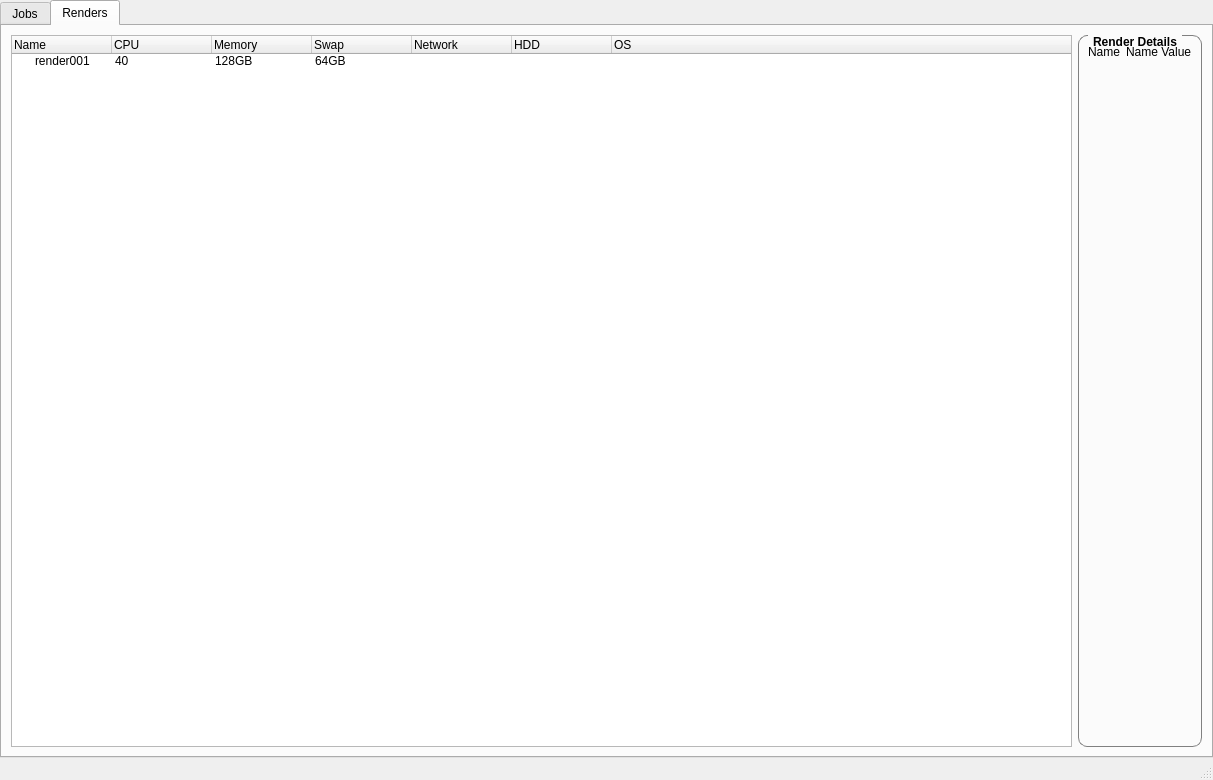
First picture: the form in afGui.ui, repository lithorus/afGui, before the edit.
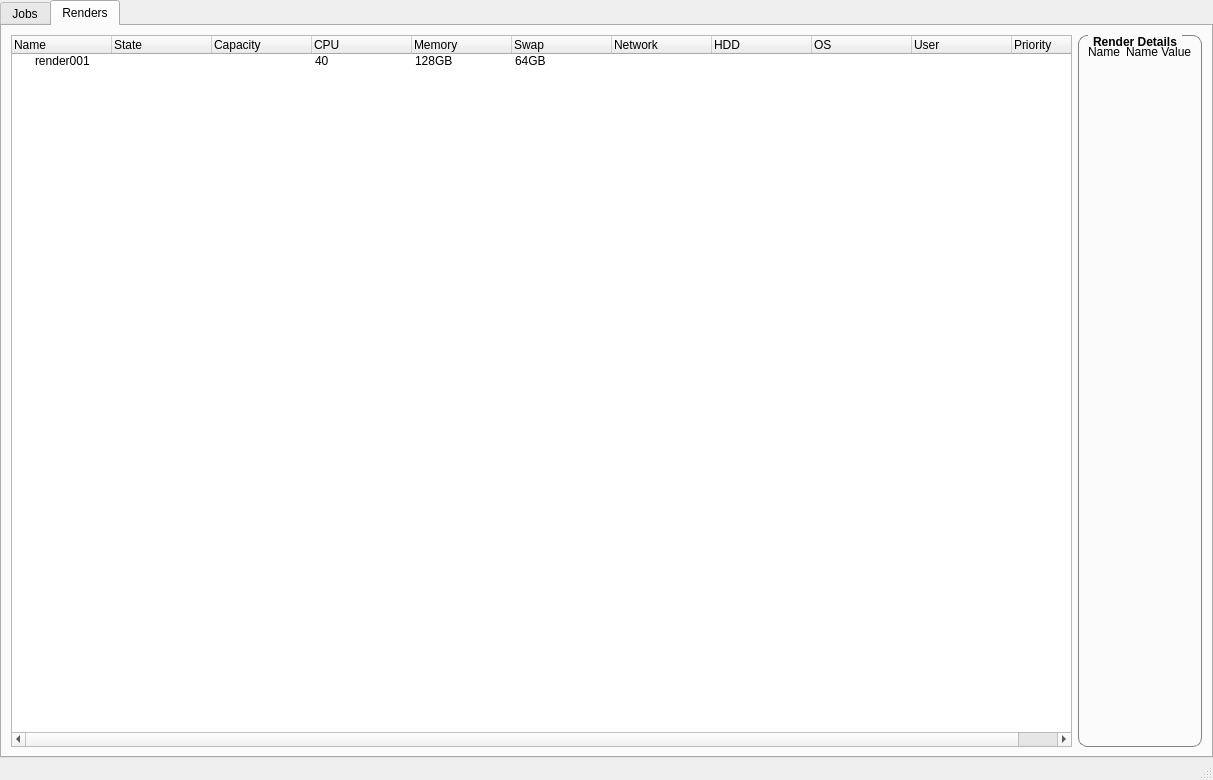
Second picture: the form after the edit. The open tabs and pages were chosen to show the change.

```diff
--- a/afGui.ui
+++ b/afGui.ui
@@ -47,7 +47,7 @@
     <item>
      <widget class="QTabWidget" name="tabWidget">
       <property name="currentIndex">
-       <number>0</number>
+       <number>1</number>
       </property>
       <widget class="QWidget" name="jobsTab">
        <attribute name="title">
@@ -456,12 +456,22 @@
        </attribute>
        <layout class="QHBoxLayout" name="horizontalLayout">
         <item>
-         <widget class="QTreeWidget" name="treeWidget">
+         <widget class="QTreeWidget" name="rendersTree">
           <column>
            <property name="text">
             <string>Name</string>
            </property>
           </column>
+          <column>
+           <property name="text">
+            <string>State</string>
+           </property>
+          </column>
+          <column>
+           <property name="text">
+            <string>Capacity</string>
+           </property>
+          </column>
           <column>
            <property name="text">
             <string>CPU</string>
@@ -492,10 +502,26 @@
             <string>OS</string>
            </property>
           </column>
+          <column>
+           <property name="text">
+            <string>User</string>
+           </property>
+          </column>
+          <column>
+           <property name="text">
+            <string>Priority</string>
+           </property>
+          </column>
           <item>
            <property name="text">
             <string>render001</string>
            </property>
+           <property name="text">
+            <string/>
+           </property>
+           <property name="text">
+            <string/>
+           </property>
            <property name="text">
             <string>40</string>
            </property>
@@ -514,6 +540,9 @@
            <property name="text">
             <string/>
            </property>
+           <property name="text">
+            <string/>
+           </property>
           </item>
          </widget>
         </item>
```
